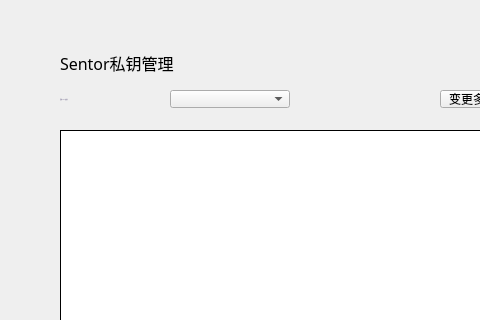
Qt form LNKWallet/guard/GuardKeyManagePage.ui (HcashOrg/hx-indicator) before a commit; both pictures show x 0 to 480 and y 0 to 320 of the 770 by 510 pixel window.
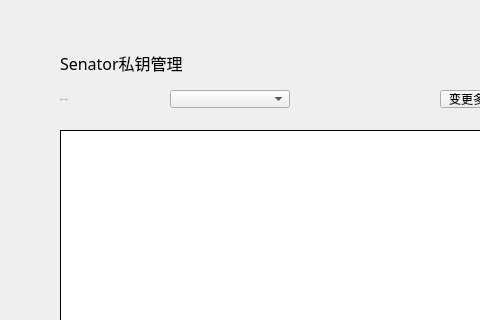
The same form after that commit.

Patch:
```diff
--- a/LNKWallet/guard/GuardKeyManagePage.ui
+++ b/LNKWallet/guard/GuardKeyManagePage.ui
@@ -232,7 +232,7 @@
     <string notr="true"/>
    </property>
    <property name="text">
-    <string>Sentor私钥管理</string>
+    <string>Senator私钥管理</string>
    </property>
   </widget>
   <widget class="QToolButton" name="historyBtn">
```
